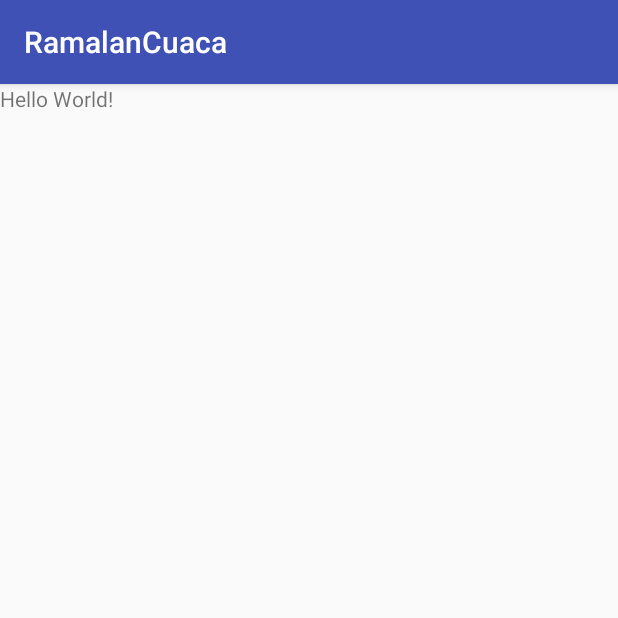
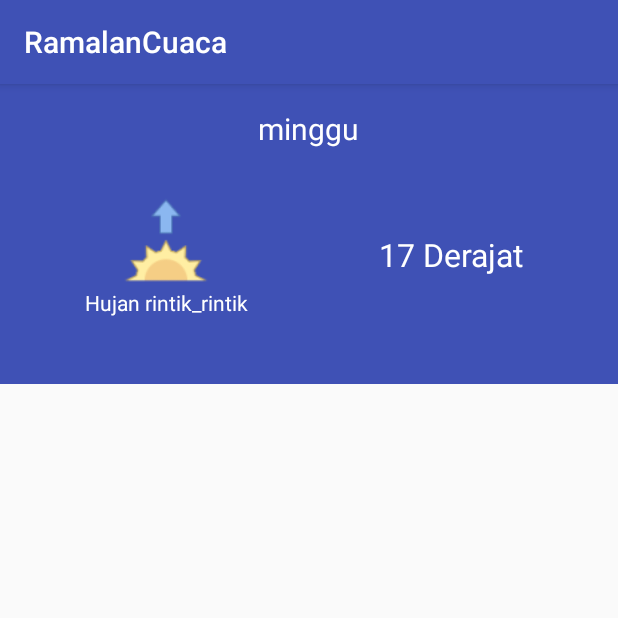
Before and after one commit to ArdianFZ/RamalanCuaca, an Android app: the screen it shows after launch (MainActivity), on a phone screen of 412 x 824 dp, the top half of it. Run offline under Robolectric (Android 15) with nearby library versions, the light colour scheme and no system bars.

Commit message:
namahin text sama color

```diff
--- a/app/src/main/java/com/code/pali/ramalancuaca/MainActivity.java
+++ b/app/src/main/java/com/code/pali/ramalancuaca/MainActivity.java
@@ -1,7 +1,7 @@
 package com.code.pali.ramalancuaca;
 
+import android.os.Bundle;
 import android.support.v7.app.AppCompatActivity;
-import android.os.Bundle;
 
 public class MainActivity extends AppCompatActivity {
 
--- a/app/src/main/res/layout/activity_main.xml
+++ b/app/src/main/res/layout/activity_main.xml
@@ -7,13 +7,54 @@
     android:layout_height="match_parent"
     tools:context="com.code.pali.ramalancuaca.MainActivity">
 
-    <TextView
-        android:layout_width="wrap_content"
-        android:layout_height="wrap_content"
-        android:text="Hello World!"
-        app:layout_constraintBottom_toBottomOf="parent"
-        app:layout_constraintLeft_toLeftOf="parent"
-        app:layout_constraintRight_toRightOf="parent"
-        app:layout_constraintTop_toTopOf="parent" />
+   <LinearLayout
+       android:layout_width="match_parent"
+       android:layout_height="200dp"
+       android:background="@color/colorPrimary"
+       android:orientation="vertical"
+       android:padding="@dimen/padding_16">
+       <TextView
+
+           android:layout_width="wrap_content"
+           android:layout_height="wrap_content"
+           android:layout_gravity="center_horizontal"
+           android:text="@string/minggu"
+           android:textSize="20sp"
+           android:textColor="#ffffff"/>
+       <LinearLayout
+           android:layout_width="match_parent"
+           android:layout_height="match_parent"
+           android:orientation="horizontal"
+           android:weightSum="2">
+           <LinearLayout
+               android:layout_width="0dp"
+               android:layout_height="match_parent"
+               android:layout_weight="1"
+               android:gravity="center"
+               android:orientation="vertical">
+               <ImageView
+                   android:layout_width="@dimen/padding_64"
+                   android:layout_height="@dimen/padding_64"
+                   android:src="@mipmap/sun" />
+               <TextView
+                   android:layout_width="wrap_content"
+                   android:layout_height="wrap_content"
+                   android:text="Hujan rintik_rintik"
+                   android:textColor="#ffffff"/>
+
+           </LinearLayout>
+           <TextView
+               android:layout_width="0dp"
+               android:layout_height="match_parent"
+               android:layout_weight="1"
+               android:gravity="center"
+               android:text="@string/_17_derajat"
+               android:textColor="#ffffff"
+               android:textSize="21sp"/>
+
+
+       </LinearLayout>
+
+   </LinearLayout>
 
 </LinearLayout>
--- a/app/src/main/res/values/dimens.xml
+++ b/app/src/main/res/values/dimens.xml
@@ -1,2 +1,5 @@
 <?xml version="1.0" encoding="utf-8"?>
-<resources></resources>
+<resources>
+    <dimen name="padding_16">16dp</dimen>
+    <dimen name="padding_64">64dp</dimen>
+</resources>
--- a/app/src/main/res/values/strings.xml
+++ b/app/src/main/res/values/strings.xml
@@ -1,3 +1,5 @@
 <resources>
     <string name="app_name">RamalanCuaca</string>
+    <string name="minggu">minggu</string>
+    <string name="_17_derajat">17 Derajat</string>
 </resources>
--- a/build.gradle
+++ b/build.gradle
@@ -3,11 +3,10 @@
 buildscript {
 
     repositories {
-        google()
         jcenter()
     }
     dependencies {
-        classpath 'com.android.tools.build:gradle:3.0.0'
+        classpath 'com.android.tools.build:gradle:2.3.3'
 
 
         // NOTE: Do not place your application dependencies here; they belong
@@ -17,7 +16,6 @@ buildscript {
 
 allprojects {
     repositories {
-        google()
         jcenter()
     }
 }
```
Also changed, not shown: app/build.gradle (+17 -8 lines), app/src/main/res/mipmap-hdpi/sun.png (added), app/src/main/res/mipmap-mdpi/sun.png (added), app/src/main/res/mipmap-xhdpi/sun.png (added), app/src/main/res/mipmap-xxhdpi/sun.png (added), app/src/main/res/mipmap-xxxhdpi/sun.png (added), app/src/main/sun-web.png (added).
